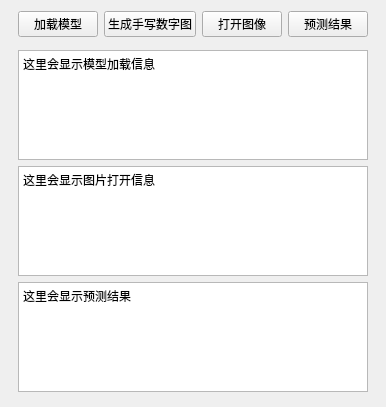
Before: the Qt Designer form my_ui.ui in 0210-greyorange/Medical-model-visualization, drawn with Qt 5.
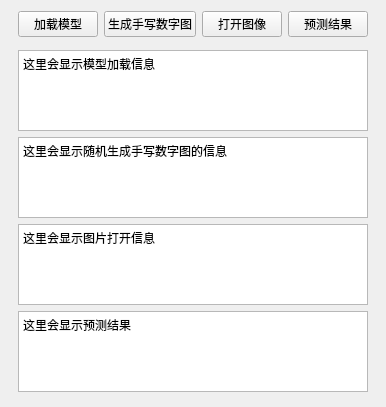
After: the same form once the commit is applied.

Commit message: 嵌套随机生成数字图

What changed in the file:
```diff
--- a/my_ui.ui
+++ b/my_ui.ui
@@ -15,7 +15,7 @@
   </property>
   <layout class="QVBoxLayout" name="verticalLayout_2">
    <item>
-    <layout class="QVBoxLayout" name="verticalLayout" stretch="0,0,0,0">
+    <layout class="QVBoxLayout" name="verticalLayout" stretch="0,0,0,0,0">
      <property name="leftMargin">
       <number>7</number>
      </property>
@@ -80,6 +80,17 @@
        </property>
       </widget>
      </item>
+     <item>
+      <widget class="QTextBrowser" name="View_randnum_log">
+       <property name="html">
+        <string>&lt;!DOCTYPE HTML PUBLIC &quot;-//W3C//DTD HTML 4.0//EN&quot; &quot;http://www.w3.org/TR/REC-html40/strict.dtd&quot;&gt;
+&lt;html&gt;&lt;head&gt;&lt;meta name=&quot;qrichtext&quot; content=&quot;1&quot; /&gt;&lt;style type=&quot;text/css&quot;&gt;
+p, li { white-space: pre-wrap; }
+&lt;/style&gt;&lt;/head&gt;&lt;body style=&quot; font-family:'MS Shell Dlg 2'; font-size:8pt; font-weight:400; font-style:normal;&quot;&gt;
+&lt;p style=&quot; margin-top:0px; margin-bottom:0px; margin-left:0px; margin-right:0px; -qt-block-indent:0; text-indent:0px;&quot;&gt;&lt;span style=&quot; font-family:'SimSun'; font-size:9pt;&quot;&gt;这里会显示随机生成手写数字图的信息&lt;/span&gt;&lt;/p&gt;&lt;/body&gt;&lt;/html&gt;</string>
+       </property>
+      </widget>
+     </item>
      <item>
       <widget class="QTextBrowser" name="View_img_log">
        <property name="sizePolicy">
```
The commit also changes 25 other files.
